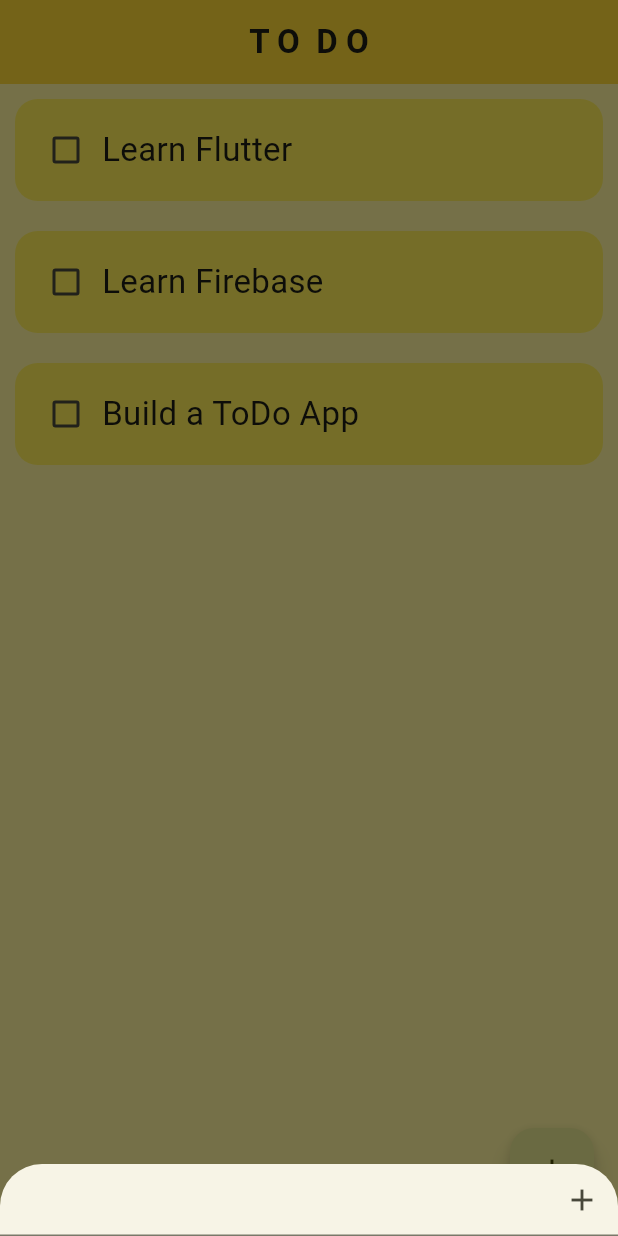
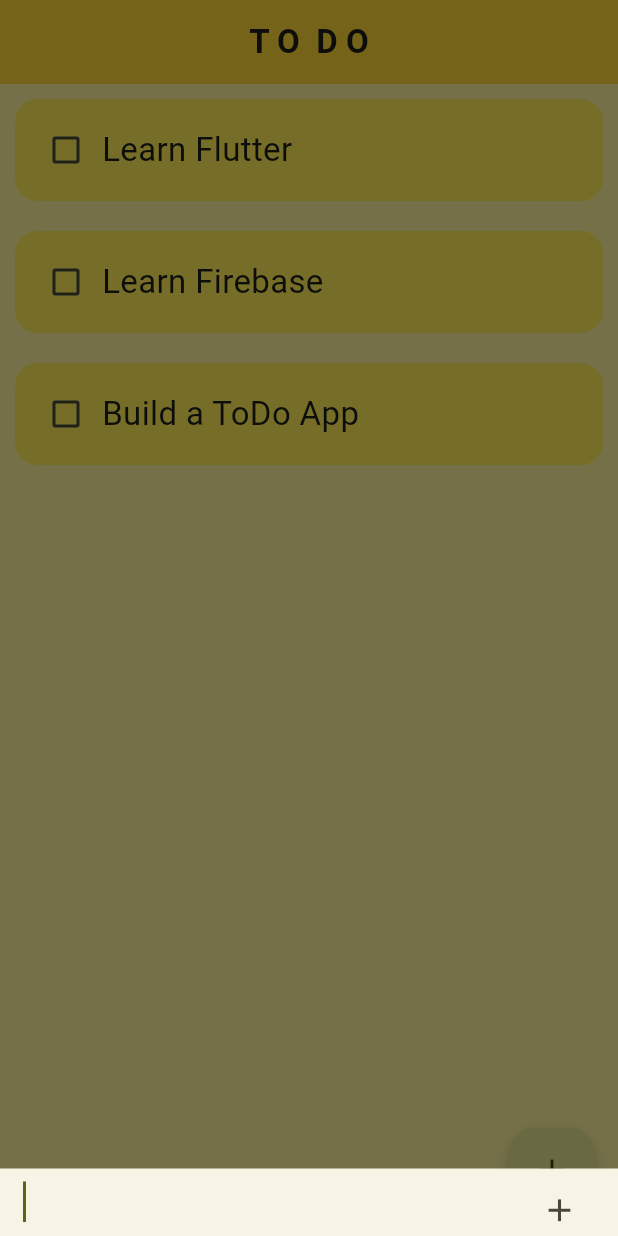
Before and after one commit to abhijeetmukund07/to_do_app, a Flutter app: the screen it shows after launch, after a tap on the "add" icon, on a phone screen of 412 x 824 dp. Run offline on Flutter 3.47's test engine with Material 3 defaults, Android fonts, the phone set to English and light mode, and no system bars.

Commit message:
1. Fixed the textFieldto appear on top of keyboard 2. added dismissable widget to toDoTile()

```diff
--- a/lib/pages/to_do_page.dart
+++ b/lib/pages/to_do_page.dart
@@ -17,32 +17,67 @@ class _ToDoPageState extends State<ToDoPage> {
     ['Build a ToDo App', false],
   ];
 
+  int completedTasksCount = 0;
+
   void toggleTaskStatus(bool? value, int index) {
     setState(() {
       tasks[index][1] = !tasks[index][1];
+      if (value == true) {
+        completedTasksCount++;
+      } else {
+        completedTasksCount--; //*** else accounts for false when clicked on checkbox or slid left to right which gives value as null
+      }
     });
   }
 
-  void addNewTask() {
-    tasks.add(['Learn Flutter', false]);
+  void _addNewTask() {
+    setState(() {
+      tasks.add(['Learn Flutter', false]);
+    });
   }
 
-  void createNewTask() {
+  void deleteTask(int index) {
+    setState(() {
+      tasks.removeAt(index);
+      completedTasksCount--; // ***** Might need a review ****
+    });
+  }
+
+  void showAddNewTaskTextField() {
     showModalBottomSheet(
+      shape: const RoundedRectangleBorder(
+          borderRadius: BorderRadius.vertical(top: Radius.circular(0))),
       context: context,
-      isScrollControlled: true, // This makes sure the sheet is resized when the keyboard is shown
+      isScrollControlled:
+          true, // This makes sure the sheet is resized when the keyboard is shown
       builder: (context) {
-        return Padding(
-            padding: EdgeInsets.only(
-              bottom: MediaQuery.of(context)
-                  .viewInsets
-                  .bottom, // This ensures the bottom padding is enough for the keyboard
+        return Container(
+          height: 45,
+          margin:
+              EdgeInsets.only(bottom: MediaQuery.of(context).viewInsets.bottom),
+          child: Expanded(
+            child: Padding(
+              padding: const EdgeInsets.fromLTRB(15, 7, 15, 15),
+              child: TextField(
+                autofocus: true,
+                decoration: InputDecoration(
+                    suffixIcon: IconButton(
+                        onPressed: _addNewTask,
+                        icon: const Padding(
+                          padding: EdgeInsets.fromLTRB(0, 0, 0, 20),
+                          child: Icon(
+                            Icons.add,
+                            // weight: 15,
+                            size: 25,
+                          ),
+                        )),
+                    fillColor: Colors.amberAccent,
+                    border: InputBorder.none),
+                style: const TextStyle(fontSize: 18),
+              ),
             ),
-            child: TextField(
-              decoration: InputDecoration(
-                  suffixIcon: IconButton(
-                      onPressed: addNewTask, icon: const Icon(Icons.add))),
-            ));
+          ),
+        );
       },
     );
   }
@@ -63,14 +98,35 @@ class _ToDoPageState extends State<ToDoPage> {
           child: ListView.builder(
         itemCount: tasks.length,
         itemBuilder: (context, index) {
-          return ToDoTile(
-              taskName: tasks[index][0],
-              taskStatus: tasks[index][1],
-              onChanged: (value) => toggleTaskStatus(value, index));
+          return Dismissible(
+            key: UniqueKey(),
+            background: Container(
+              color: Colors.green,
+              alignment: Alignment.centerLeft,
+              padding: const EdgeInsets.symmetric(horizontal: 20),
+              child: const Icon(Icons.check, color: Colors.white),
+            ),
+            secondaryBackground: Container(
+              color: Colors.red,
+              alignment: Alignment.centerRight,
+              padding: const EdgeInsets.symmetric(horizontal: 20),
+              child: const Icon(Icons.delete, color: Colors.white),
+            ),
+            onDismissed: (direction) => {
+              if (direction == DismissDirection.startToEnd)
+                {toggleTaskStatus(null, index)}
+              else if (direction == DismissDirection.endToStart)
+                {deleteTask(index)}
+            },
+            child: ToDoTile(
+                taskName: tasks[index][0],
+                taskStatus: tasks[index][1],
+                onChanged: (value) => toggleTaskStatus(value, index)),
+          );
         },
       )),
       floatingActionButton: FloatingActionButton(
-        onPressed: createNewTask,
+        onPressed: showAddNewTaskTextField,
         child: const Icon(Icons.add),
       ),
     );
```
